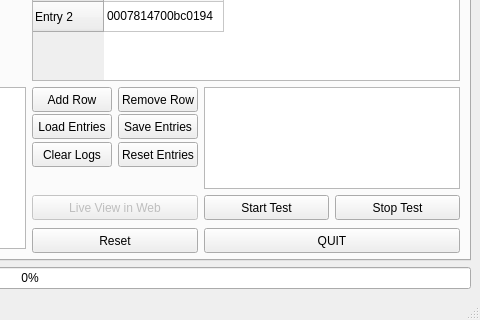
Old version of the form main.ui in the repository nyxonman/riva_PTA; both pictures show x 420 to 900 and y 355 to 675 of the 900 by 675 pixel window.
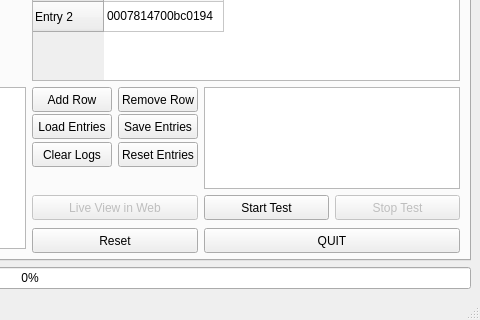
New version of the form.

Commit message: stop button disabled at first in the UI

```diff
--- a/main.ui
+++ b/main.ui
@@ -551,6 +551,9 @@
           </item>
           <item row="16" column="5" colspan="2">
            <widget class="QPushButton" name="startTestBtn_2">
+            <property name="enabled">
+             <bool>false</bool>
+            </property>
             <property name="sizePolicy">
              <sizepolicy hsizetype="Minimum" vsizetype="Minimum">
               <horstretch>0</horstretch>
```
Left out of the diff: 3 changed lines with no effect on the pictures. The commit also changes 1 other file.
